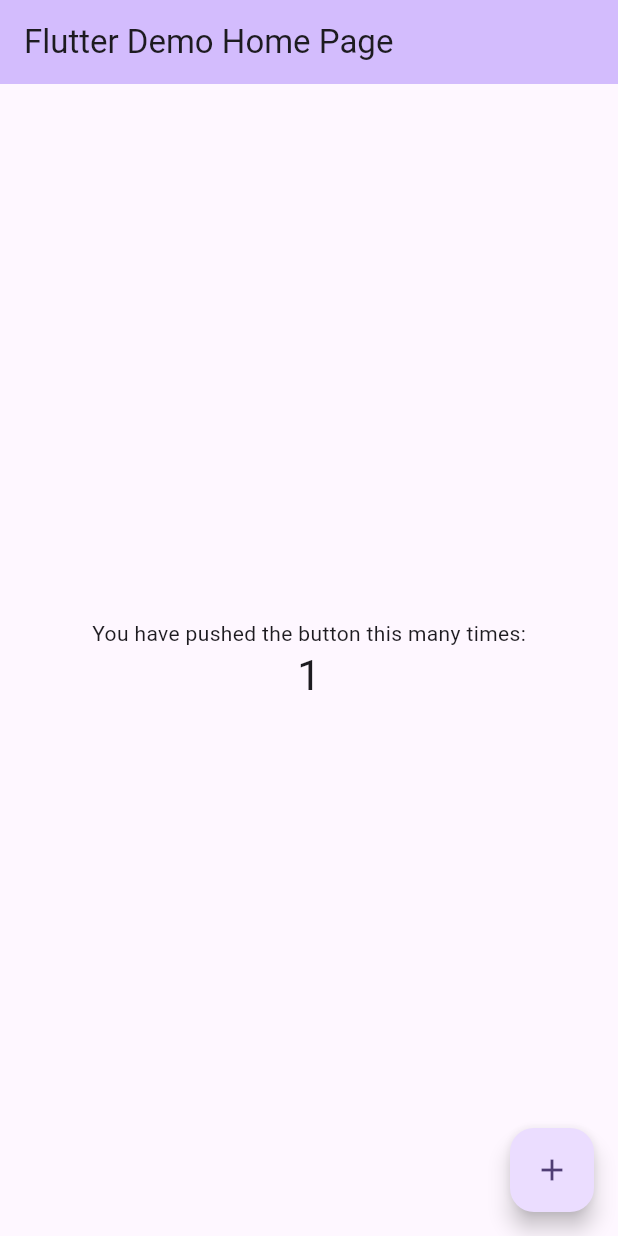
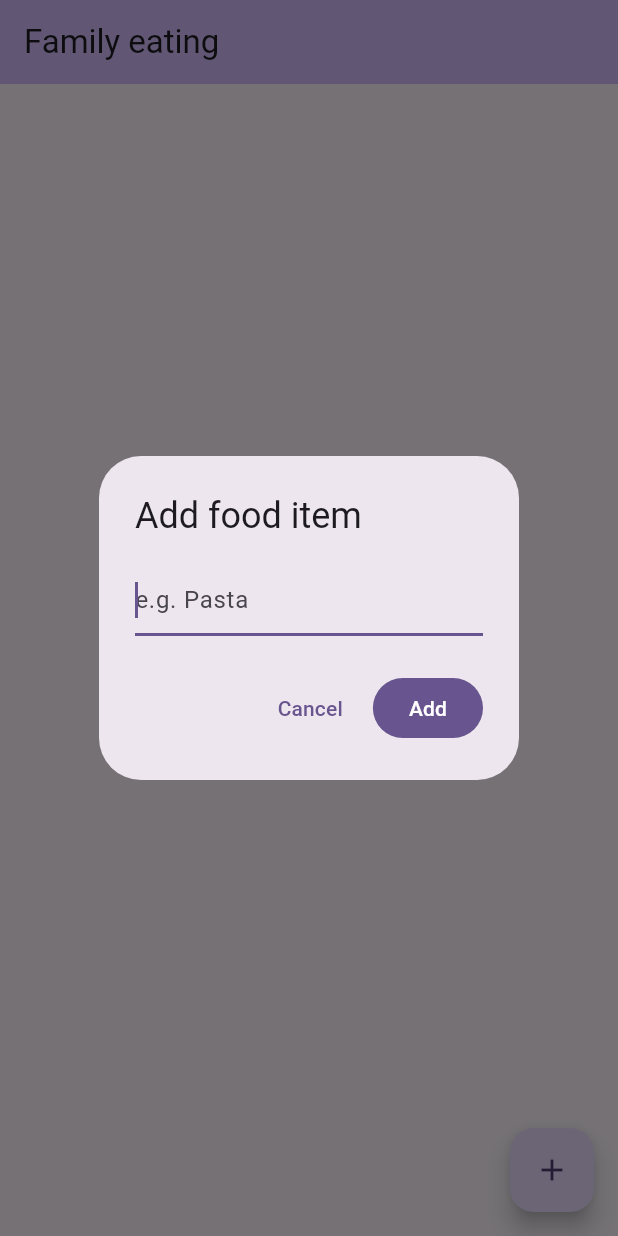
Before and after one commit to Jakob37/Family-eating-2, a Flutter app: the screen it shows after launch, after a tap on the "add" icon, on a phone screen of 412 x 824 dp. Run offline on Flutter 3.47's test engine with Material 3 defaults, Android fonts, the phone set to English and light mode, and no system bars.

Commit message:
Setting up the basics

```diff
--- a/lib/main.dart
+++ b/lib/main.dart
@@ -7,45 +7,20 @@ void main() {
 class MyApp extends StatelessWidget {
   const MyApp({super.key});
 
-  // This widget is the root of your application.
   @override
   Widget build(BuildContext context) {
     return MaterialApp(
-      title: 'Flutter Demo',
+      title: 'Family eating',
       theme: ThemeData(
-        // This is the theme of your application.
-        //
-        // TRY THIS: Try running your application with "flutter run". You'll see
-        // the application has a purple toolbar. Then, without quitting the app,
-        // try changing the seedColor in the colorScheme below to Colors.green
-        // and then invoke "hot reload" (save your changes or press the "hot
-        // reload" button in a Flutter-supported IDE, or press "r" if you used
-        // the command line to start the app).
-        //
-        // Notice that the counter didn't reset back to zero; the application
-        // state is not lost during the reload. To reset the state, use hot
-        // restart instead.
-        //
-        // This works for code too, not just values: Most code changes can be
-        // tested with just a hot reload.
-        colorScheme: .fromSeed(seedColor: Colors.deepPurple),
+        colorScheme: ColorScheme.fromSeed(seedColor: Colors.deepPurple),
       ),
-      home: const MyHomePage(title: 'Flutter Demo Home Page'),
+      home: const MyHomePage(title: 'Family eating'),
     );
   }
 }
 
 class MyHomePage extends StatefulWidget {
   const MyHomePage({super.key, required this.title});
-
-  // This widget is the home page of your application. It is stateful, meaning
-  // that it has a State object (defined below) that contains fields that affect
-  // how it looks.
-
-  // This class is the configuration for the state. It holds the values (in this
-  // case the title) provided by the parent (in this case the App widget) and
-  // used by the build method of the State. Fields in a Widget subclass are
-  // always marked "final".
 
   final String title;
 
@@ -54,67 +29,74 @@ class MyHomePage extends StatefulWidget {
 }
 
 class _MyHomePageState extends State<MyHomePage> {
-  int _counter = 0;
+  final List<String> _foodItems = <String>[];
 
-  void _incrementCounter() {
+  Future<void> _addFoodItem() async {
+    String draftValue = '';
+    final String? value = await showDialog<String>(
+      context: context,
+      builder: (BuildContext context) {
+        return AlertDialog(
+          title: const Text('Add food item'),
+          content: TextField(
+            autofocus: true,
+            textInputAction: TextInputAction.done,
+            decoration: const InputDecoration(hintText: 'e.g. Pasta'),
+            onSubmitted: (String submittedValue) {
+              Navigator.of(context).pop(submittedValue);
+            },
+            onChanged: (String changedValue) {
+              draftValue = changedValue;
+            },
+          ),
+          actions: <Widget>[
+            TextButton(
+              onPressed: () => Navigator.of(context).pop(),
+              child: const Text('Cancel'),
+            ),
+            FilledButton(
+              onPressed: () => Navigator.of(context).pop(draftValue),
+              child: const Text('Add'),
+            ),
+          ],
+        );
+      },
+    );
+
+    final String? trimmedValue = value?.trim();
+    if (trimmedValue == null || trimmedValue.isEmpty) {
+      return;
+    }
+
     setState(() {
-      // This call to setState tells the Flutter framework that something has
-      // changed in this State, which causes it to rerun the build method below
-      // so that the display can reflect the updated values. If we changed
-      // _counter without calling setState(), then the build method would not be
-      // called again, and so nothing would appear to happen.
-      _counter++;
+      _foodItems.add(trimmedValue);
     });
   }
 
   @override
   Widget build(BuildContext context) {
-    // This method is rerun every time setState is called, for instance as done
-    // by the _incrementCounter method above.
-    //
-    // The Flutter framework has been optimized to make rerunning build methods
-    // fast, so that you can just rebuild anything that needs updating rather
-    // than having to individually change instances of widgets.
     return Scaffold(
       appBar: AppBar(
-        // TRY THIS: Try changing the color here to a specific color (to
-        // Colors.amber, perhaps?) and trigger a hot reload to see the AppBar
-        // change color while the other colors stay the same.
         backgroundColor: Theme.of(context).colorScheme.inversePrimary,
-        // Here we take the value from the MyHomePage object that was created by
-        // the App.build method, and use it to set our appbar title.
         title: Text(widget.title),
       ),
-      body: Center(
-        // Center is a layout widget. It takes a single child and positions it
-        // in the middle of the parent.
-        child: Column(
-          // Column is also a layout widget. It takes a list of children and
-          // arranges them vertically. By default, it sizes itself to fit its
-          // children horizontally, and tries to be as tall as its parent.
-          //
-          // Column has various properties to control how it sizes itself and
-          // how it positions its children. Here we use mainAxisAlignment to
-          // center the children vertically; the main axis here is the vertical
-          // axis because Columns are vertical (the cross axis would be
-          // horizontal).
-          //
-          // TRY THIS: Invoke "debug painting" (choose the "Toggle Debug Paint"
-          // action in the IDE, or press "p" in the console), to see the
-          // wireframe for each widget.
-          mainAxisAlignment: .center,
-          children: [
-            const Text('You have pushed the button this many times:'),
-            Text(
-              '$_counter',
-              style: Theme.of(context).textTheme.headlineMedium,
+      body: _foodItems.isEmpty
+          ? const Center(child: Text('No food items yet. Tap + to add one.'))
+          : ListView.separated(
+              itemCount: _foodItems.length,
+              separatorBuilder: (BuildContext context, int index) =>
+                  const Divider(height: 1),
+              itemBuilder: (BuildContext context, int index) {
+                final String item = _foodItems[index];
+                return ListTile(
+                  leading: const Icon(Icons.restaurant_menu),
+                  title: Text(item),
+                );
+              },
             ),
-          ],
-        ),
-      ),
       floatingActionButton: FloatingActionButton(
-        onPressed: _incrementCounter,
-        tooltip: 'Increment',
+        onPressed: _addFoodItem,
+        tooltip: 'Add food item',
         child: const Icon(Icons.add),
       ),
     );
```
Also changed, not shown: 9 other files.
